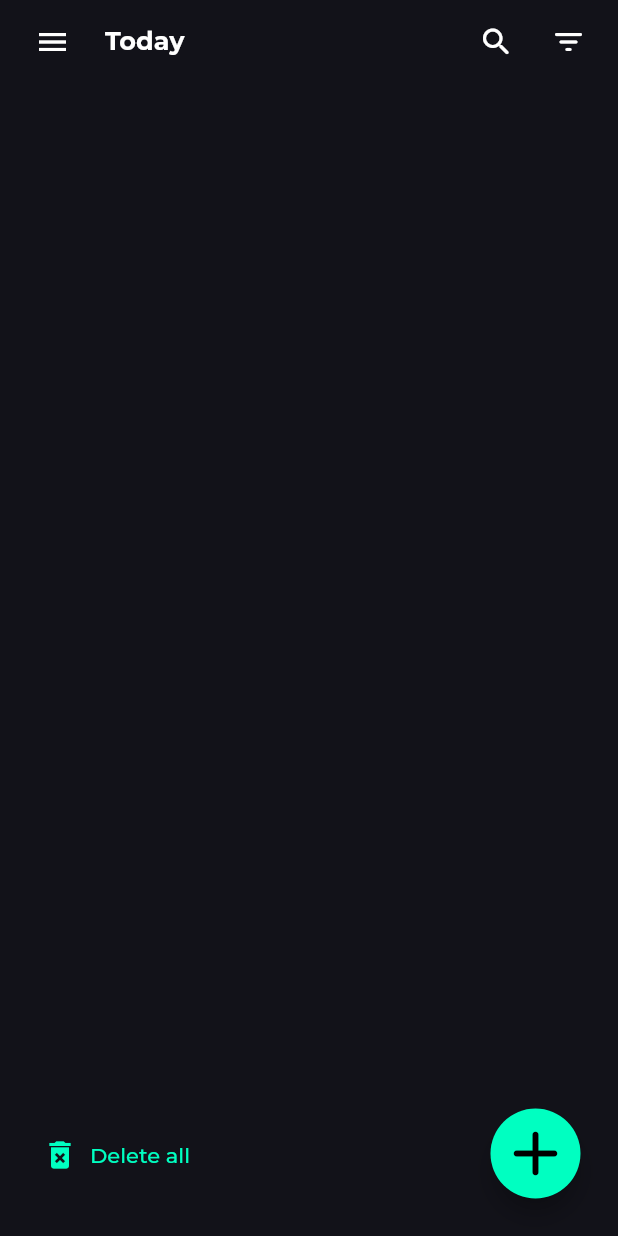
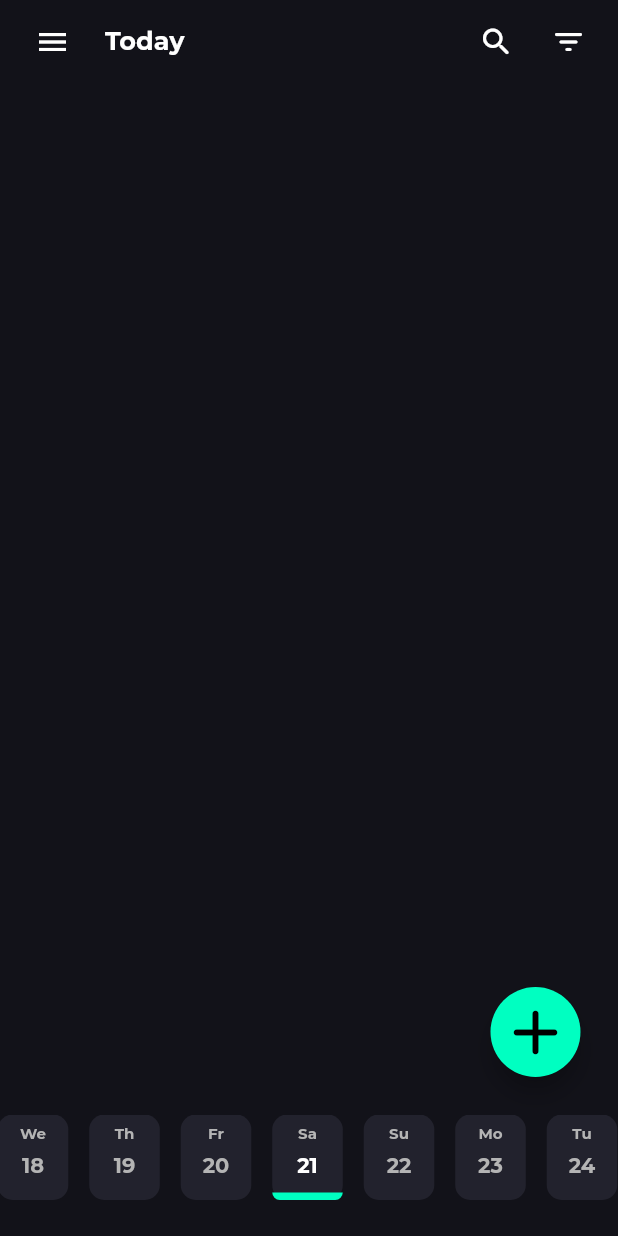
Before and after one commit to IceBreak-github/HabitTracker, a Flutter app: the screen it shows after launch, on a phone screen of 412 x 824 dp. Run offline on Flutter 3.47's test engine with Material 2 defaults, Android fonts, the phone set to English and light mode, and no system bars; our stand-ins replace bloc, equatable, flutter_bloc, flutter_switch, hive, hive_flutter; missing offline and left inert: flutter_shakemywidget; accounts and stored records are empty; project files that could hold a hidden picture were left out.

Commit message:
date time update

```diff
--- a/lib/presentation/pages/home_page.dart
+++ b/lib/presentation/pages/home_page.dart
@@ -4,6 +4,7 @@ import 'package:habit_tracker/presentation/widgets/create_habit_popup_widget.dar
 import 'package:habit_tracker/shared/boxes.dart';
 
 import '../../shared/colors.dart';
+import '../widgets/date_time_widget.dart';
 import '../widgets/widgets.dart';
 
 class HomePage extends StatelessWidget {
@@ -14,21 +15,35 @@ class HomePage extends StatelessWidget {
     return Scaffold(
       appBar: const HomeAppBar(),
       body: Stack(
-        children: <Widget> [
+        children: <Widget>[
           //TODO: This is where the individuals habits will be shown
           //TODO: add progress bar
           Padding(
             padding: const EdgeInsets.only(left: 23, right: 23),
             child: ScrollConfiguration(
-              behavior: const ScrollBehavior().copyWith(overscroll: false),         //disables scroll glow
+              behavior: const ScrollBehavior()
+                  .copyWith(overscroll: false), //disables scroll glow
+              child: ShaderMask(
+                shaderCallback: (Rect rect) {
+                  return LinearGradient(
+                    begin: const Alignment(0.0, 0.53),
+                    end: const Alignment(0.0, 1.0),
+                    colors: [ Colors.transparent, MyColors().backgroundColor.withOpacity(0.9), MyColors().backgroundColor],
+                    //set stops as par your requirement
+                    stops: const [0.0,0.5 ,0.9], // 50% transparent, 50% white
+                  ).createShader(rect);
+                },
+                blendMode: BlendMode.dstOut,
                 child: ListView.builder(
                     itemCount: boxHabits.length,
                     itemBuilder: (context, index) {
                       Habit habit = boxHabits.getAt(index);
                       double height = 51;
-                  if(habit.time != null || habit.habitType == 'Measurement') {                      //Yes, for some unknow reason null is a string here, wasnt easy to realise
+                      if (habit.time != null ||
+                          habit.habitType == 'Measurement') {
                         height = 107;
-                    if(habit.time != null && habit.habitType == 'Measurement') {
+                        if (habit.time != null &&
+                            habit.habitType == 'Measurement') {
                           height = 145;
                         }
                       }
@@ -53,9 +68,12 @@ class HomePage extends StatelessWidget {
                                 ],
                               ),
                               child: Padding(
-                        padding: EdgeInsets.only(left: 16, right: 16, top: height == 107 || height == 145 ? 24 : 15),
-                        child: Column(
-                          children: [
+                                padding: EdgeInsets.only(
+                                    left: 16,
+                                    right: 16,
+                                    top:
+                                        height == 107 || height == 145 ? 24 : 15),
+                                child: Column(children: [
                                   Row(
                                     children: [
                                       Padding(
@@ -71,46 +89,58 @@ class HomePage extends StatelessWidget {
                                       ),
                                       const Spacer(),
                                       Padding(
-                                padding: const EdgeInsets.only(right: 10, left: 20),
-                                child:
-                                (habit.habitType == 'Yes or No') ?
-                                SizedBox(
+                                          padding: const EdgeInsets.only(
+                                              right: 10, left: 20),
+                                          child: (habit.habitType == 'Yes or No')
+                                              ? SizedBox(
                                                   width: 21,
                                                   height: 21,
-                                  child:
-                                  ElevatedButton(
-                                    onPressed: () {},                       //TODO: create habit completion
-                                    style: ElevatedButton.styleFrom(
+                                                  child: ElevatedButton(
+                                                    onPressed:
+                                                        () {}, //TODO: create habit completion
+                                                    style:
+                                                        ElevatedButton.styleFrom(
                                                       minimumSize: Size.zero,
-                                      backgroundColor: MyColors().backgroundColor,
+                                                      backgroundColor: MyColors()
+                                                          .backgroundColor,
                                                       elevation: 0,
                                                       shape: const CircleBorder(),
                                                     ),
                                                     child: null,
-                                  )
-                                ) :
-                                 SizedBox(
+                                                  ))
+                                              : SizedBox(
                                                   width: 40,
                                                   height: 26,
-                                  child:
-                                  ElevatedButton(
-                                    onPressed: () {},                       //TODO: create habit completion
-                                    style: ElevatedButton.styleFrom(
+                                                  child: ElevatedButton(
+                                                    onPressed:
+                                                        () {}, //TODO: create habit completion
+                                                    style:
+                                                        ElevatedButton.styleFrom(
                                                       minimumSize: Size.zero,
-                                      backgroundColor: MyColors().backgroundColor,
+                                                      backgroundColor: MyColors()
+                                                          .backgroundColor,
                                                       elevation: 0,
-                                      shape: RoundedRectangleBorder(
-                                        borderRadius: BorderRadius.circular(5)
+                                                      shape:
+                                                          RoundedRectangleBorder(
+                                                              borderRadius:
+                                                                  BorderRadius
+                                                                      .circular(
+                                                                          5)),
                                                     ),
-                                    ),
-                                    child: Text('0', style: TextStyle(color: MyColors().lightGrey, fontWeight: FontWeight.w600, fontSize: 12)),
-                                  )
-                                )
-                              ),
+                                                    child: Text('0',
+                                                        style: TextStyle(
+                                                            color: MyColors()
+                                                                .lightGrey,
+                                                            fontWeight:
+                                                                FontWeight.w600,
+                                                            fontSize: 12)),
+                                                  ))),
                                     ],
                                   ),
-                          (habit.time != null) ? Padding(
-                            padding: const EdgeInsets.only(top: 18, left: 10, right: 10),
+                                  (habit.time != null)
+                                      ? Padding(
+                                          padding: const EdgeInsets.only(
+                                              top: 18, left: 10, right: 10),
                                           child: Row(
                                             children: [
                                               Icon(
@@ -119,14 +149,24 @@ class HomePage extends StatelessWidget {
                                                 size: 16,
                                               ),
                                               const SizedBox(width: 10),
-                                  Text('Time:', style: TextStyle(color: MyColors().lightGrey, fontSize: 12)),
+                                              Text('Time:',
+                                                  style: TextStyle(
+                                                      color: MyColors().lightGrey,
+                                                      fontSize: 12)),
                                               const SizedBox(width: 10),
-                                  Text(habit.time!, style: TextStyle(color: MyColors().primaryColor, fontSize: 12)),
+                                              Text(habit.time!,
+                                                  style: TextStyle(
+                                                      color:
+                                                          MyColors().primaryColor,
+                                                      fontSize: 12)),
                                             ],
                                           ),
-                          ) : Container(),
-                          (habit.goal != null) ? Padding(
-                            padding: const EdgeInsets.only(top: 18, left: 10, right: 10),
+                                        )
+                                      : Container(),
+                                  (habit.goal != null)
+                                      ? Padding(
+                                          padding: const EdgeInsets.only(
+                                              top: 18, left: 10, right: 10),
                                           child: Row(
                                             children: [
                                               Icon(
@@ -135,40 +175,55 @@ class HomePage extends StatelessWidget {
                                                 size: 16,
                                               ),
                                               const SizedBox(width: 10),
-                                  Text('Goal:', style: TextStyle(color: MyColors().lightGrey, fontSize: 12)),
+                                              Text('Goal:',
+                                                  style: TextStyle(
+                                                      color: MyColors().lightGrey,
+                                                      fontSize: 12)),
                                               const SizedBox(width: 10),
-                                  Text("${habit.goal}  ${habit.unit}", style: TextStyle(color: MyColors().primaryColor, fontSize: 12)),
+                                              Text("${habit.goal}  ${habit.unit}",
+                                                  style: TextStyle(
+                                                      color:
+                                                          MyColors().primaryColor,
+                                                      fontSize: 12)),
                                             ],
                                           ),
-                          ) : Container(),
+                                        )
+                                      : Container(),
                                 ]),
                               ),
                             ),
                           );
-                }
+                        },
+
                   ),
               ),
             ),
+          ),
+
           Positioned(
-            bottom: 30,
-            left: 20,
-            child: TextButton.icon(                                      //TODO: Remove later, this is here only for testing
-              icon: const Icon(Icons.delete_forever),
-              label: const Text('Delete all'),
-              onPressed: () {
-                boxHabits.clear();
-              }
+            bottom: 24,
+            left: 0,
+            child:
+            DateTimeLine(
+              width: MediaQuery.of(context).size.width,
+              color: MyColors().primaryColor,
+              hintText: "",
+              onSelected: (value) {
+                print(value);
+              },
           ),
           ),
+
+
         ],
       ),
       floatingActionButton: Padding(
-        padding: const EdgeInsets.all(9),
+        padding: const EdgeInsets.only(right: 9, bottom: 90),
         child: SizedBox(
-          height: 60,   //50
-          width: 60,      //50
+            height: 60, //50
+            width: 60, //50
             child: FloatingActionButton(
-            onPressed: (){
+              onPressed: () {
                 //TODO: Implement add habit
                 createHabitPopUp(context);
               },
@@ -177,7 +232,7 @@ class HomePage extends StatelessWidget {
               child: const Icon(
                 Icons.add_rounded,
                 color: Colors.black,
-              size: 50,   //40
+                size: 50, //40
               ),
             )),
       ),
--- /dev/null
+++ b/lib/presentation/widgets/date_time_widget.dart
@@ -0,0 +1,150 @@
+
+// Copied and edited date_time_line 0.0.3
+// TODO: Maybe rewrite to Bloc later
+
+library date_time_line;
+
+import 'package:flutter/material.dart';
+import 'package:intl/intl.dart';
+
+import '../../shared/colors.dart';
+
+typedef Callback = void Function(DateTime val);
+
+class DateTimeLine extends StatefulWidget {
+  final double width;
+  final Color color;
+  final String hintText;
+  final Callback onSelected;
+  const DateTimeLine(
+      {Key? key,
+      required this.width,
+      required this.color,
+      required this.onSelected,
+      required this.hintText})
+      : super(key: key);
+
+  @override
+  State<DateTimeLine> createState() => _DateTimeLineState();
+}
+
+class _DateTimeLineState extends State<DateTimeLine> {
+  String hintText = '';
+  List dates = [];
+  List monthYear = [];
+  DateTime selectedDate = DateTime.now();
+  Color color = const Color.fromARGB(255, 135, 194, 99);
+  late ScrollController scrollController;
+
+  dateGenerator(DateTime date) {
+    setState(() {
+      dates = [];
+      for (var i = 15; i >= 0; i--) {
+        dates.add(date.subtract(Duration(days: i)));
+      }
+      for (var i = 1; i <= 15; i++) {
+        dates.add(date.add(Duration(days: i)));
+      }
+    });
+  }
+
+  scrollPicker(DateTime dateTime) {
+    late bool isSelected;
+
+    dateTime == selectedDate ? isSelected = true : isSelected = false;
+
+    final DateFormat dayFormatter = DateFormat('E');
+    final String day = dayFormatter.format(dateTime);
+
+    final DateFormat dateFormatter = DateFormat('d');
+    final String date = dateFormatter.format(dateTime);
+
+    return Padding(
+      padding: const EdgeInsets.only(left: 14),
+      child: GestureDetector(
+        onTap: () {
+          setState(() {
+            selectedDate = dateTime;
+            widget.onSelected(dateTime);
+            scrollController.animateTo(
+                845 - (MediaQuery.of(context).size.width - 213) * 0.49,
+                duration: const Duration(milliseconds: 200),
+                curve: Curves.ease);
+            isSelected = false;
+            dateGenerator(selectedDate);
+          });
+        },
+        child: Container(
+          width: 47,
+          decoration: BoxDecoration(
+              color: MyColors().widgetColor,
+              borderRadius: BorderRadius.circular(10)),
+          child: Column(
+            children: [
+              Padding(
+                padding: const EdgeInsets.only(top: 6.0, bottom: 7),
+                child: Text(
+                  day.substring(0,2),
+                  style: TextStyle(
+                    fontWeight: FontWeight.w600,
+                    color: MyColors().lightGrey,
+                    fontSize: 10
+                  ),
+                ),
+              ),
+              Text(
+                date,
+                style: TextStyle(
+                    fontWeight: FontWeight.w600,
+                    color: !isSelected ? MyColors().lightGrey : Colors.white,
+                    fontSize: 14),
+              ),
+              const Spacer(),
+              Container(
+                height: 5,
+                decoration: BoxDecoration(
+                  color: !isSelected ? Colors.transparent : color,
+                  borderRadius: const BorderRadius.only(bottomLeft: Radius.circular(10), bottomRight: Radius.circular(10))
+                ),
+              ),
+            ],
+          ),
+        ),
+      ),
+    );
+  }
+
+  @override
+  void initState() {
+    scrollController = ScrollController(
+      initialScrollOffset: 845 - (widget.width - 213) * 0.49,
+      keepScrollOffset: true,
+    );
+    color = widget.color;
+    hintText = widget.hintText;
+    dateGenerator(selectedDate);
+    super.initState();
+  }
+
+  @override
+  Widget build(BuildContext context) {
+    return Column(
+      children: [
+        SizedBox(
+          width: MediaQuery.of(context).size.width,
+          height: 57,
+          child: ScrollConfiguration(
+            behavior: const ScrollBehavior().copyWith(overscroll: false), //disables scroll glow
+            child: ListView.builder(
+                scrollDirection: Axis.horizontal,
+                controller: scrollController,
+                itemCount: dates.length,
+                itemBuilder: (context, index) {
+                  return Container(child: scrollPicker(dates[index]));
+                }),
+          ),
+        ),
+      ],
+    );
+  }
+}
```
Also changed, not shown: lib/main.dart (+7 -2 lines). Lines whose indentation alone changed are shown as unchanged.
